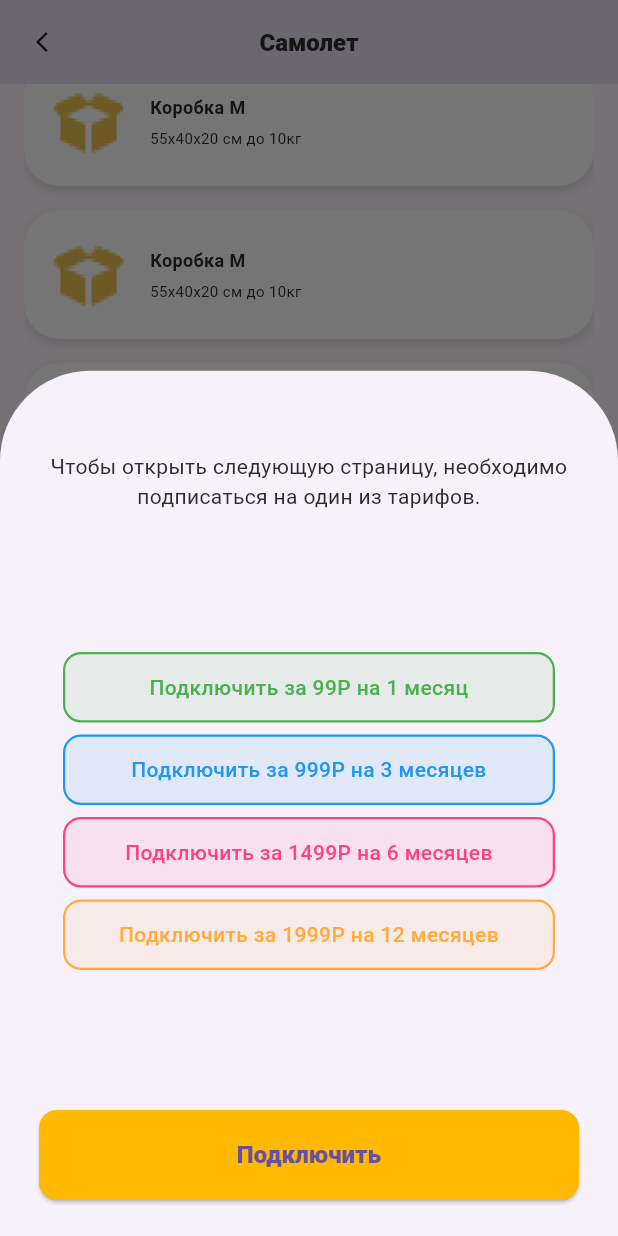
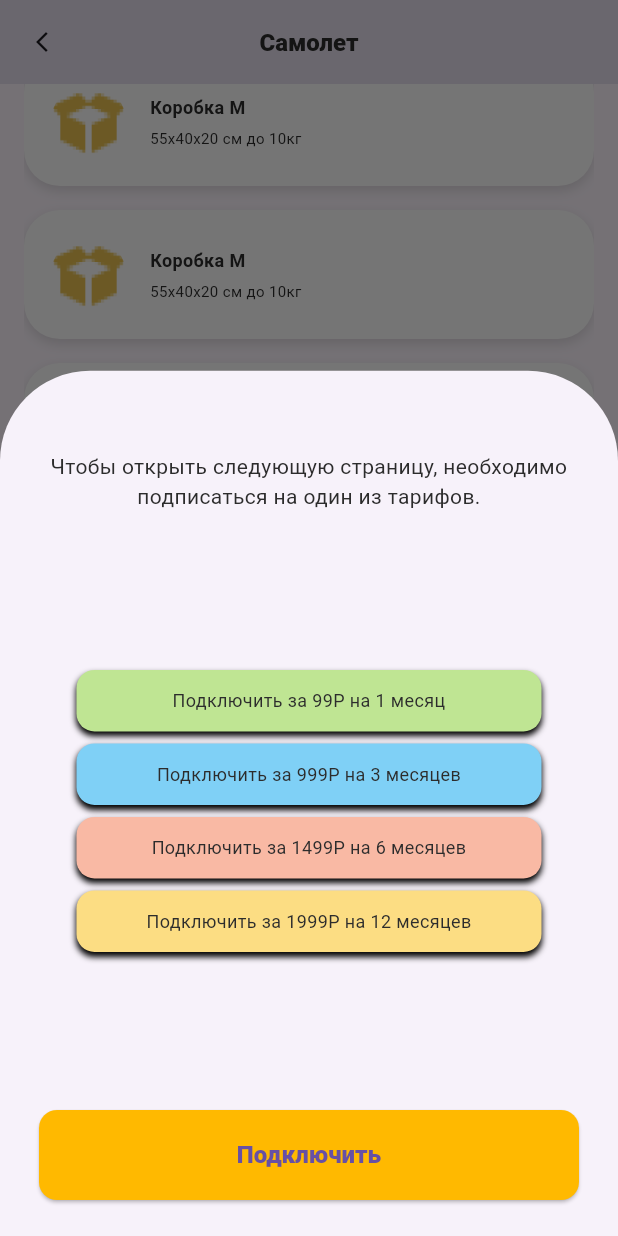
Before and after one commit to erjigit12/aist_cargo, a Flutter app: the DeliverDetailPage screen opened directly, scrolled down 496 dp, after a tap on "Создать поездку", on a phone screen of 412 x 824 dp. Run offline on Flutter 3.47's test engine with Material 3 defaults, Android fonts, the phone set to English and light mode, and no system bars; our stand-ins replace flutter_bloc, flutter_svg, get_it.

Commit message:
something i ad

```diff
--- a/lib/src/feature/deliver/presentation/pages/deliver_detail_page.dart
+++ b/lib/src/feature/deliver/presentation/pages/deliver_detail_page.dart
@@ -228,19 +228,20 @@
                   child: Column(
                     mainAxisAlignment: MainAxisAlignment.center,
                     children: [
-                      _buildSubscriptionOption(
-                          'Подключить за 99Р на 1 месяц', Colors.green),
+                      _buildSubscriptionOption('Подключить за 99Р на 1 месяц',
+                          AppColors.subscribeGreenColor),
                       const SizedBox(height: 8),
                       _buildSubscriptionOption(
-                          'Подключить за 999Р на 3 месяцев', Colors.blue),
+                          'Подключить за 999Р на 3 месяцев',
+                          AppColors.subscribeBlueColor),
                       const SizedBox(height: 8),
                       _buildSubscriptionOption(
                           'Подключить за 1499Р на 6 месяцев',
-                          Colors.pinkAccent),
+                          AppColors.subscribeRedColor),
                       const SizedBox(height: 8),
                       _buildSubscriptionOption(
                           'Подключить за 1999Р на 12 месяцев',
-                          Colors.orangeAccent),
+                          AppColors.subscribeYellowColor),
                     ],
                   ),
                 ),
@@ -256,22 +257,28 @@
 
   Widget _buildSubscriptionOption(String text, Color color) {
     return Padding(
-      padding: const EdgeInsets.symmetric(horizontal: 16),
+      padding: const EdgeInsets.symmetric(horizontal: 25),
+      child: GestureDetector(
+        onTap: () {},
         child: Container(
           width: double.infinity,
           padding: const EdgeInsets.symmetric(vertical: 12),
           decoration: BoxDecoration(
-          color: color.withOpacity(0.1),
-          border: Border.all(color: color, width: 1.5),
+            boxShadow: const [
+              BoxShadow(
+                color: Colors.black,
+                blurRadius: 3,
+                offset: Offset(0, 3),
+              )
+            ],
+            color: color,
+            // border: Border.all(color: color, width: 1.5),
             borderRadius: BorderRadius.circular(12),
           ),
           child: Text(
             text,
             textAlign: TextAlign.center,
-          style: TextStyle(
-            color: color,
-            fontSize: 14,
-            fontWeight: FontWeight.w500,
+            style: AppTextStyles.f12w400.copyWith(color: AppColors.textColor),
           ),
         ),
       ),
```
Lines whose indentation alone changed are shown as unchanged.
